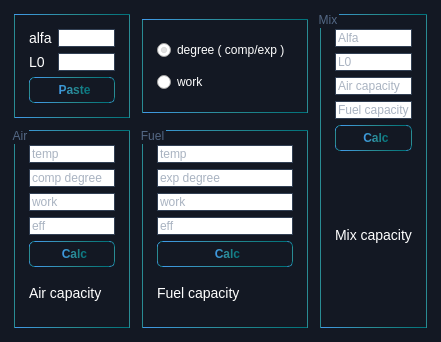
The window that 2modules/endcalc.ui (Ismaxis/212QtMay) describes before a commit, drawn with Qt 5.
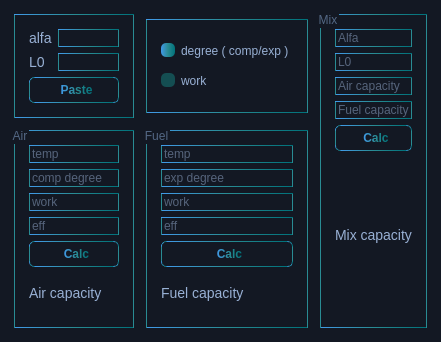
The same window after the commit.

```diff
--- a/2modules/endcalc.ui
+++ b/2modules/endcalc.ui
@@ -18,17 +18,32 @@
 	background:#131823;
 }
 
+
 QLabel{
-	color: #FFF;
+	color: #98b0d4;
 	font-size: 14px;
 }
 QLineEdit{
-	color: #536784;
-	border: 1px solid #324054;
+	color: #98b0d4;
+	background: #131823;
+	border: 1px solid qlineargradient(spread:pad, x1:0, y1:1, x2:1, y2:1, stop:0 rgba(65, 154, 232, 255), stop:0.5 rgba(41, 139, 147, 255), stop:1 rgba(0, 113, 122, 255));
 	font-size: 12px;
 }
+
+
 QRadioButton{
-	color: #FFF;
+	color: #98b0d4;
+}
+QRadioButton::indicator{
+    width: 14px;
+    height: 14px;
+    border-radius: 5px;
+}
+QRadioButton::indicator:checked {
+    background-color:  qlineargradient(spread:pad, x1:0, y1:1, x2:1, y2:1, stop:0 rgba(65, 154, 232, 255), stop:0.5 rgba(41, 139, 147, 255), stop:1 rgba(0, 113, 122, 255));
+}
+QRadioButton::indicator:unchecked {
+    background-color: #144e52;
 }
 
 
@@ -52,7 +67,6 @@
     background:qlineargradient(spread:pad, x1:0, y1:1, x2:1, y2:1, stop:0 rgba(65, 154, 232, 255), stop:0.5 rgba(41, 139, 147, 255), stop:1 rgba(0, 113, 122, 255)); 
 	color: #FFF;
 }
-
 QPushButton:pressed {
     background:#0E1012;
 }   </string>
```
